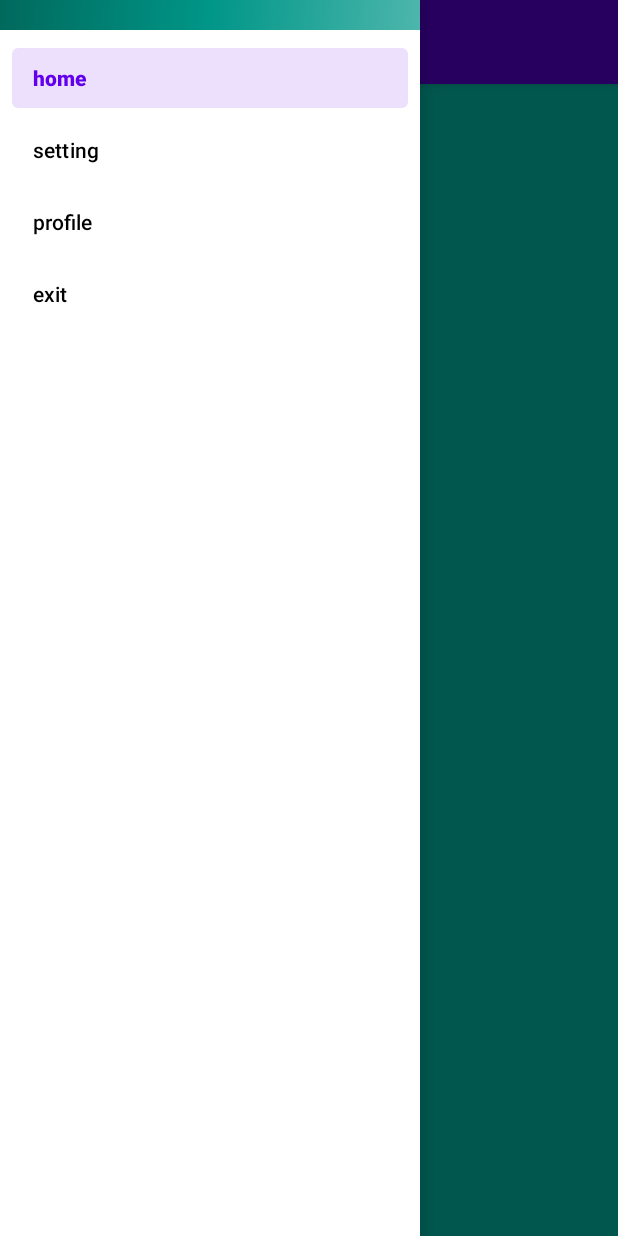
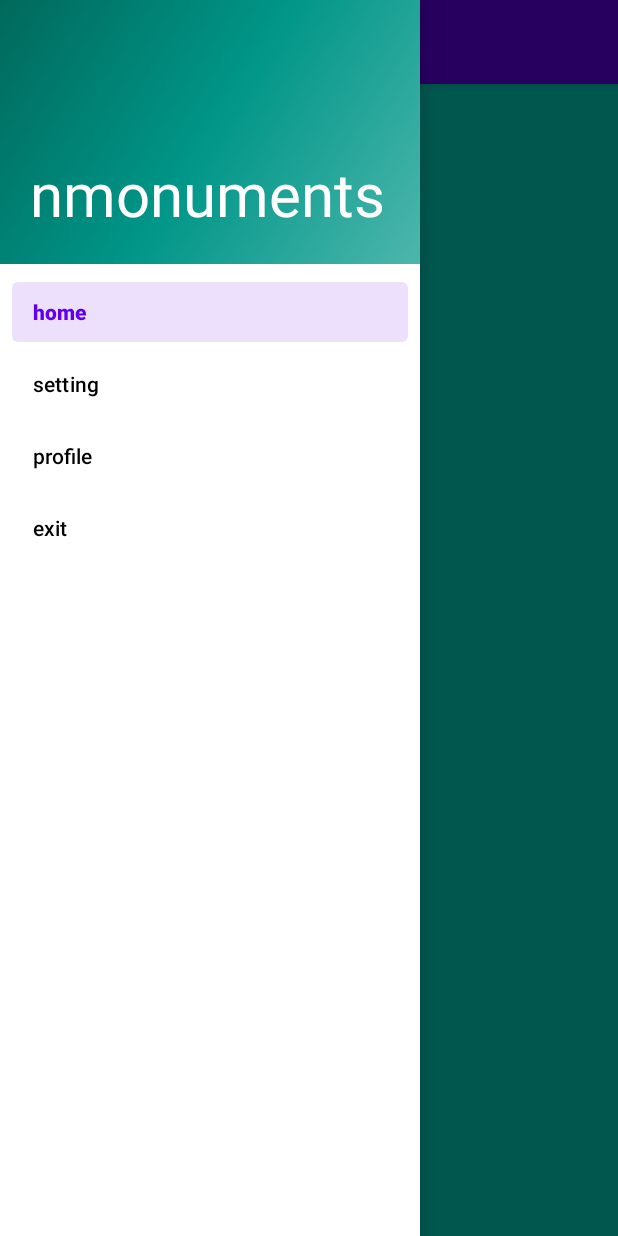
Before and after one commit to yazdian1400/monuments_gallery, an Android app: the screen it shows after launch (MainActivity), with the side drawer open, on a phone screen of 412 x 824 dp. Run offline under Robolectric (Android 15) with nearby library versions, the phone set to English and light mode, and no system bars; our stand-ins replace navigation-ui.

Commit message:
update drawer menu

```diff
--- a/app/src/main/res/layout/nav_header_main.xml
+++ b/app/src/main/res/layout/nav_header_main.xml
@@ -2,7 +2,7 @@
 <LinearLayout xmlns:android="http://schemas.android.com/apk/res/android"
     xmlns:app="http://schemas.android.com/apk/res-auto"
     android:layout_width="match_parent"
-    android:layout_height="20dp"
+    android:layout_height="176dp"
     android:background="@drawable/side_nav_bar"
     android:gravity="bottom"
     android:orientation="vertical"
@@ -12,24 +12,13 @@
     android:paddingBottom="20dp"
     android:theme="@style/ThemeOverlay.AppCompat.Dark">
 
-    <ImageView
-        android:id="@+id/imageView"
-        android:layout_width="wrap_content"
-        android:layout_height="wrap_content"
-        android:contentDescription="image of profile"
-        android:paddingTop="20dp"
-        app:srcCompat="@mipmap/ic_launcher_round" />
-
     <TextView
         android:layout_width="match_parent"
         android:layout_height="wrap_content"
         android:paddingTop="20dp"
-        android:text="name of profile"
-        android:textAppearance="@style/TextAppearance.AppCompat.Body1" />
+        android:text="nmonuments"
+        android:textAppearance="@style/TextAppearance.AppCompat.Body1"
+        android:textSize="40sp"/>
 
-    <TextView
-        android:id="@+id/textView"
-        android:layout_width="wrap_content"
-        android:layout_height="wrap_content"
-        android:text="email of profile" />
+
 </LinearLayout>
```
